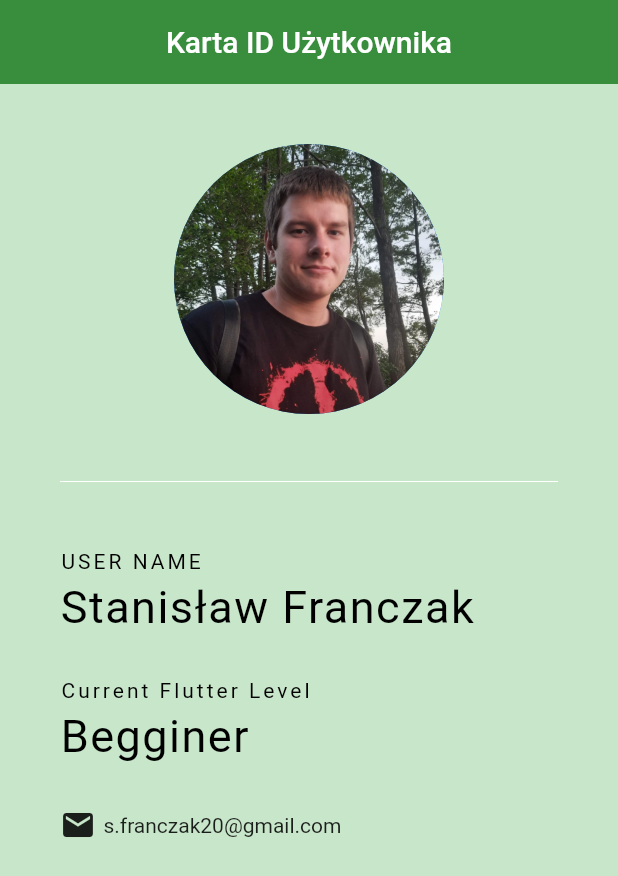
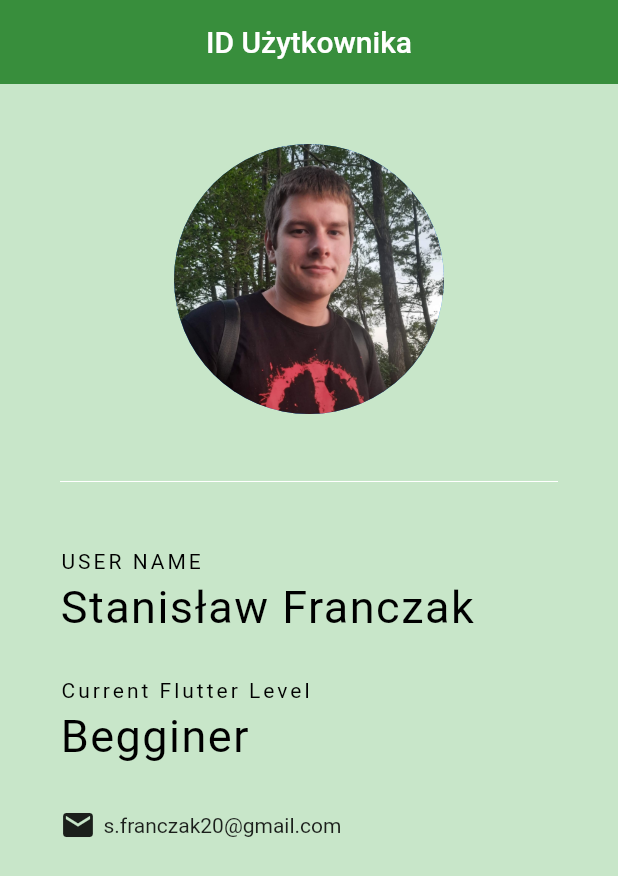
Before and after one commit to TaktycznyBocianDev/id_cart_flutter, a Flutter app: the screen it shows after launch, on a phone screen of 412 x 824 dp. Shown: the top 876 px of the screen. Run offline on Flutter 3.47's test engine with Material 2 defaults, Android fonts, the light colour scheme and no system bars.

Commit message:
Tittle on AppBar change to short one

```diff
--- a/lib/main.dart
+++ b/lib/main.dart
@@ -8,7 +8,7 @@ class IdCart extends StatelessWidget {
     return Scaffold(
       backgroundColor: Colors.green[100],
       appBar: AppBar(
-        title: const Text("Karta ID Użytkownika"),
+        title: const Text("ID Użytkownika"),
         centerTitle: true,
         backgroundColor: Colors.green[700],
         elevation: 0.0,
```
